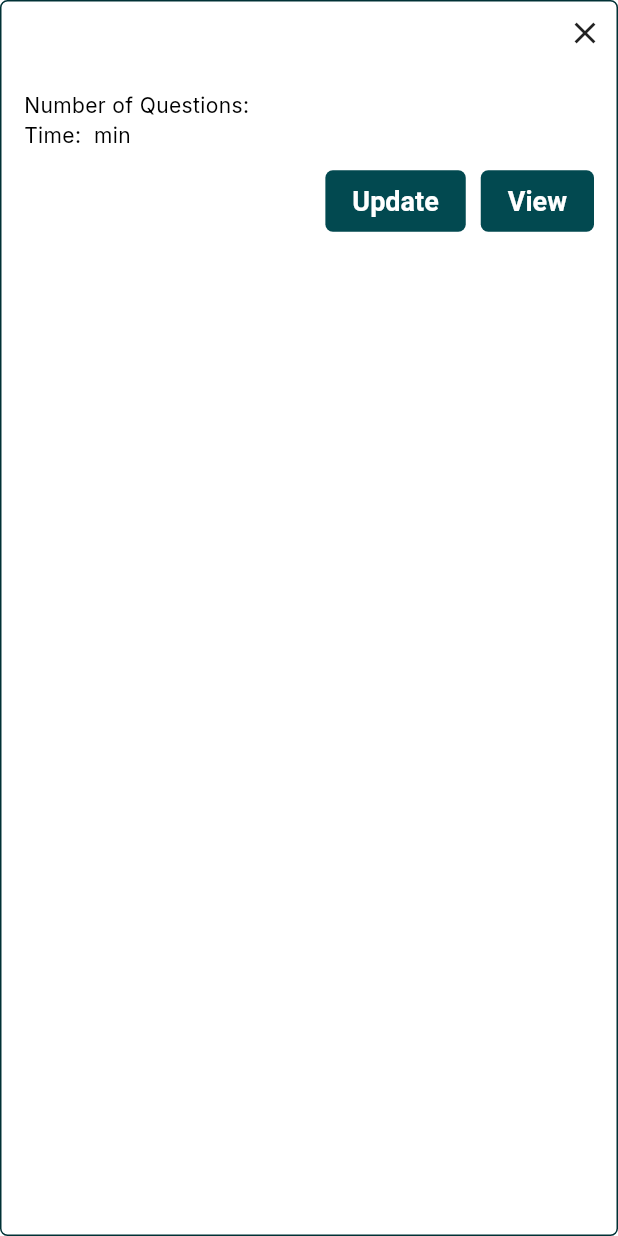
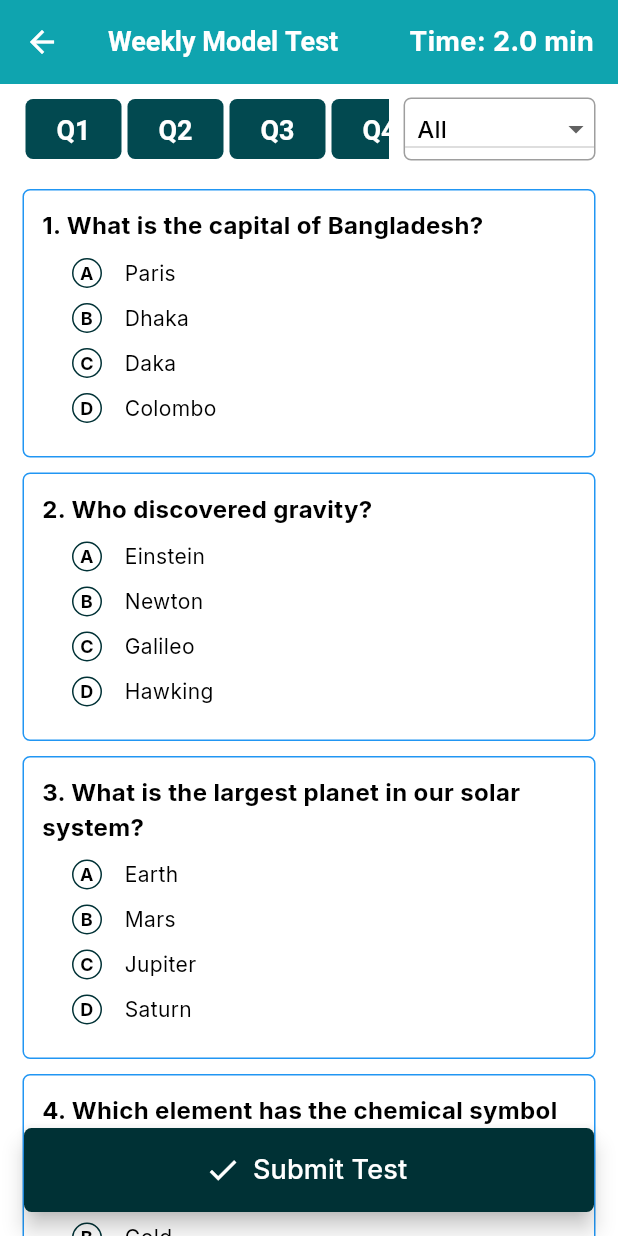
Before and after one commit to Shahabuddin1122/job-ostad, a Flutter app: the Examcard widget shown alone on an empty page, opened directly with empty values, after a tap on "View", on a phone screen of 412 x 824 dp. Run offline on Flutter 3.47's test engine with Material 3 defaults, Android fonts, the phone set to English and light mode, and no system bars; our stand-ins replace dotted_border, file_picker, fl_chart, flutter_svg, google_fonts, shared_preferences; accounts and stored records are empty; network calls fail; project files that could hold a hidden picture were left out.

```diff
--- a/manager/lib/main.dart
+++ b/manager/lib/main.dart
@@ -3,6 +3,7 @@ import 'package:job_ostad/screens/add-book.dart';
 import 'package:job_ostad/screens/add-course.dart';
 import 'package:job_ostad/screens/add-question.dart';
 import 'package:job_ostad/screens/add-quiz.dart';
+import 'package:job_ostad/screens/exam_script.dart';
 import 'package:job_ostad/screens/landing.dart';
 import 'package:job_ostad/utils/scheme.dart';
 
@@ -27,6 +28,7 @@ class MyApp extends StatelessWidget {
         '/add-course': (context) => AddCourse(),
         '/add-quiz': (context) => AddQuiz(),
         '/add-question': (context) => AddQuestion(),
+        '/question-paper': (context) => ExamScript(),
       },
     );
   }
--- /dev/null
+++ b/manager/lib/screens/exam_script.dart
@@ -0,0 +1,237 @@
+import 'package:flutter/material.dart';
+import 'package:job_ostad/utils/constants.dart';
+import 'package:job_ostad/utils/custom_theme.dart';
+import 'package:job_ostad/widgets/mcq_widget.dart';
+import 'dart:async';
+
+class ExamScript extends StatefulWidget {
+  const ExamScript({super.key});
+
+  @override
+  _ExamScriptState createState() => _ExamScriptState();
+}
+
+class _ExamScriptState extends State<ExamScript> {
+  late Timer _timer;
+  int _seconds = 120;
+  final ScrollController _scrollController = ScrollController();
+  String? selectedSubject = "All";
+
+  // Question dictionary
+  final List<Map<String, dynamic>> questions = [
+    {
+      "question": "What is the capital of Bangladesh?",
+      "options": ["Paris", "Dhaka", "Daka", "Colombo"],
+      "subject": "Geography",
+    },
+    {
+      "question": "Who discovered gravity?",
+      "options": ["Einstein", "Newton", "Galileo", "Hawking"],
+      "subject": "Science",
+    },
+    {
+      "question": "What is the largest planet in our solar system?",
+      "options": ["Earth", "Mars", "Jupiter", "Saturn"],
+      "subject": "Science",
+    },
+    {
+      "question": "Which element has the chemical symbol 'O'?",
+      "options": ["Oxygen", "Gold", "Silver", "Osmium"],
+      "subject": "Science",
+    },
+    {
+      "question": "What is the boiling point of water?",
+      "options": ["100°C", "90°C", "80°C", "110°C"],
+      "subject": "Science",
+    },
+  ];
+
+  // Get unique subjects with "All" option
+  List<String> get uniqueSubjects {
+    final subjects =
+        questions.map((q) => q["subject"] as String).toSet().toList();
+    return ["All"] + subjects; // Add "All" at the beginning
+  }
+
+  // Filter questions by subject
+  List<Map<String, dynamic>> get filteredQuestions {
+    if (selectedSubject == null || selectedSubject == "All") {
+      return questions; // Show all questions if "All" is selected
+    }
+    return questions.where((q) => q["subject"] == selectedSubject).toList();
+  }
+
+  @override
+  void initState() {
+    super.initState();
+    _startTimer();
+  }
+
+  void _startTimer() {
+    _timer = Timer.periodic(const Duration(seconds: 1), (timer) {
+      if (_seconds > 0) {
+        setState(() {
+          _seconds--;
+        });
+      } else {
+        _timer.cancel();
+      }
+    });
+  }
+
+  String _formatTime(int seconds) {
+    int hours = seconds ~/ 3600;
+    int minutes = (seconds % 3600) ~/ 60;
+    int secs = seconds % 60;
+    return "${hours.toString().padLeft(2, '0')}:${minutes.toString().padLeft(2, '0')}:${secs.toString().padLeft(2, '0')}";
+  }
+
+  void _scrollToQuestion(int index) {
+    final double offset =
+        index * 150.0; // Adjust based on your MCQWidget height
+    _scrollController.animateTo(
+      offset,
+      duration: const Duration(milliseconds: 500),
+      curve: Curves.easeInOut,
+    );
+  }
+
+  @override
+  void dispose() {
+    _timer.cancel();
+    _scrollController.dispose();
+    super.dispose();
+  }
+
+  @override
+  Widget build(BuildContext context) {
+    return Scaffold(
+      appBar: AppBar(
+        title: const Text("Weekly Model Test"),
+        actions: [
+          Container(
+            padding: const EdgeInsets.only(right: 16.0),
+            child: Center(
+              child: Text(
+                "Time: ${120 / 60.0} min",
+                style: TextStyle(
+                  fontSize: 18,
+                  fontWeight: FontWeight.bold,
+                  color: Colors.white,
+                ),
+              ),
+            ),
+          ),
+        ],
+      ),
+      body: Column(
+        children: [
+          Container(
+            height: 60,
+            padding: const EdgeInsets.symmetric(horizontal: 15),
+            child: Row(
+              spacing: 10,
+              children: [
+                Expanded(
+                  child: ListView.builder(
+                    scrollDirection: Axis.horizontal,
+                    itemCount: filteredQuestions.length,
+                    itemBuilder: (context, index) {
+                      return Padding(
+                        padding: const EdgeInsets.symmetric(
+                          horizontal: 2,
+                          vertical: 10,
+                        ),
+                        child: ElevatedButton(
+                          onPressed: () => _scrollToQuestion(index),
+                          child: Text("Q${index + 1}"),
+                        ),
+                      );
+                    },
+                  ),
+                ),
+                Container(
+                  decoration: BoxDecoration(
+                    border: Border.all(color: Colors.grey),
+                    borderRadius: BorderRadius.circular(5),
+                  ),
+                  child: SizedBox(
+                    height: 40,
+                    child: DropdownButton<String>(
+                      value: selectedSubject,
+                      hint: const Padding(
+                        padding: EdgeInsets.symmetric(horizontal: 8.0),
+                        child: Text("Subject"),
+                      ),
+                      onChanged: (String? newValue) {
+                        setState(() {
+                          selectedSubject = newValue;
+                        });
+                      },
+                      items:
+                          uniqueSubjects.map<DropdownMenuItem<String>>((
+                            String value,
+                          ) {
+                            return DropdownMenuItem<String>(
+                              value: value,
+                              child: Padding(
+                                padding: const EdgeInsets.symmetric(
+                                  horizontal: 8.0,
+                                  vertical: 0.0,
+                                ),
+                                child: Text(value),
+                              ),
+                            );
+                          }).toList(),
+                    ),
+                  ),
+                ),
+              ],
+            ),
+          ),
+          Expanded(
+            child: SingleChildScrollView(
+              controller: _scrollController,
+              child: Padding(
+                padding: Theme.of(context).defaultPadding,
+                child: Column(
+                  crossAxisAlignment: CrossAxisAlignment.start,
+                  spacing: 10,
+                  children: [
+                    ...filteredQuestions.map((q) {
+                      return MCQWidget(
+                        count: filteredQuestions.indexOf(q) + 1,
+                        question: q["question"],
+                        options: q["options"],
+                      );
+                    }).toList(),
+                    const SizedBox(height: 60),
+                  ],
+                ),
+              ),
+            ),
+          ),
+        ],
+      ),
+      floatingActionButton: SizedBox(
+        width: MediaQuery.of(context).size.width,
+        child: Padding(
+          padding: const EdgeInsets.symmetric(horizontal: 16.0),
+          child: FloatingActionButton.extended(
+            onPressed: () {},
+            label: const Text(
+              "Submit Test",
+              style: TextStyle(fontSize: 18, color: Colors.white),
+            ),
+            icon: const Icon(Icons.check, color: Colors.white),
+            backgroundColor: PRIMARY_COLOR,
+            shape: RoundedRectangleBorder(
+              borderRadius: BorderRadius.circular(5),
+            ),
+          ),
+        ),
+      ),
+      floatingActionButtonLocation: FloatingActionButtonLocation.centerFloat,
+    );
+  }
+}
--- a/manager/lib/widgets/exam-card.dart
+++ b/manager/lib/widgets/exam-card.dart
@@ -39,7 +39,12 @@ class Examcard extends StatelessWidget {
                 spacing: 10.0,
                 children: [
                   ElevatedButton(onPressed: () {}, child: Text("Update")),
-                  ElevatedButton(onPressed: () {}, child: Text("View")),
+                  ElevatedButton(
+                    onPressed: () {
+                      Navigator.pushNamed(context, '/question-paper');
+                    },
+                    child: Text("View"),
+                  ),
                 ],
               ),
             ],
--- /dev/null
+++ b/manager/lib/widgets/mcq_widget.dart
@@ -0,0 +1,101 @@
+import 'package:flutter/material.dart';
+import 'package:job_ostad/utils/constants.dart';
+
+class MCQWidget extends StatefulWidget {
+  final String question;
+  final List<String> options;
+  final int count;
+
+  MCQWidget({
+    required this.count,
+    required this.question,
+    required this.options,
+  });
+
+  @override
+  _MCQWidgetState createState() => _MCQWidgetState();
+}
+
+class _MCQWidgetState extends State<MCQWidget> {
+  int? _selectedIndex;
+
+  void _selectOption(int index) {
+    if (_selectedIndex == null) {
+      setState(() {
+        _selectedIndex = index;
+      });
+    }
+  }
+
+  @override
+  Widget build(BuildContext context) {
+    return Container(
+      padding: EdgeInsets.all(12.0),
+      width: double.infinity,
+      decoration: BoxDecoration(
+        border: Border.all(width: 1.0, color: Colors.blue),
+        borderRadius: BorderRadius.circular(5),
+      ),
+      child: Column(
+        crossAxisAlignment: CrossAxisAlignment.start,
+        children: [
+          Text(
+            '${widget.count}. ${widget.question}',
+            style: TextStyle(fontSize: 16, fontWeight: FontWeight.bold),
+          ),
+          SizedBox(height: 10),
+          ...List.generate(
+            widget.options.length,
+            (index) => Padding(
+              padding: const EdgeInsets.only(bottom: 10.0),
+              child: _buildOption(index, widget.options[index]),
+            ),
+          ),
+        ],
+      ),
+    );
+  }
+
+  Widget _buildOption(int index, String text) {
+    String optionLabel = String.fromCharCode(
+      65 + index,
+    ); // Convert 0 -> A, 1 -> B, etc.
+    return GestureDetector(
+      onTap: () => _selectOption(index),
+      child: Row(
+        children: [
+          SizedBox(width: 20),
+          Container(
+            width: 20,
+            height: 20,
+            decoration: BoxDecoration(
+              color:
+                  _selectedIndex == index ? PRIMARY_COLOR : Colors.transparent,
+              borderRadius: BorderRadius.circular(100.0),
+              border: Border.all(width: 1.0, color: PRIMARY_COLOR),
+            ),
+            child: Center(
+              child: Text(
+                optionLabel,
+                textAlign: TextAlign.center,
+                style: TextStyle(
+                  fontSize: 12,
+                  fontWeight: FontWeight.bold,
+                  color: _selectedIndex == index ? Colors.white : Colors.black,
+                ),
+              ),
+            ),
+          ),
+          SizedBox(width: 15),
+          Text(
+            text,
+            style: TextStyle(
+              fontWeight:
+                  _selectedIndex == index ? FontWeight.bold : FontWeight.normal,
+            ),
+          ),
+        ],
+      ),
+    );
+  }
+}
```
Also changed, not shown: 2 other files.
